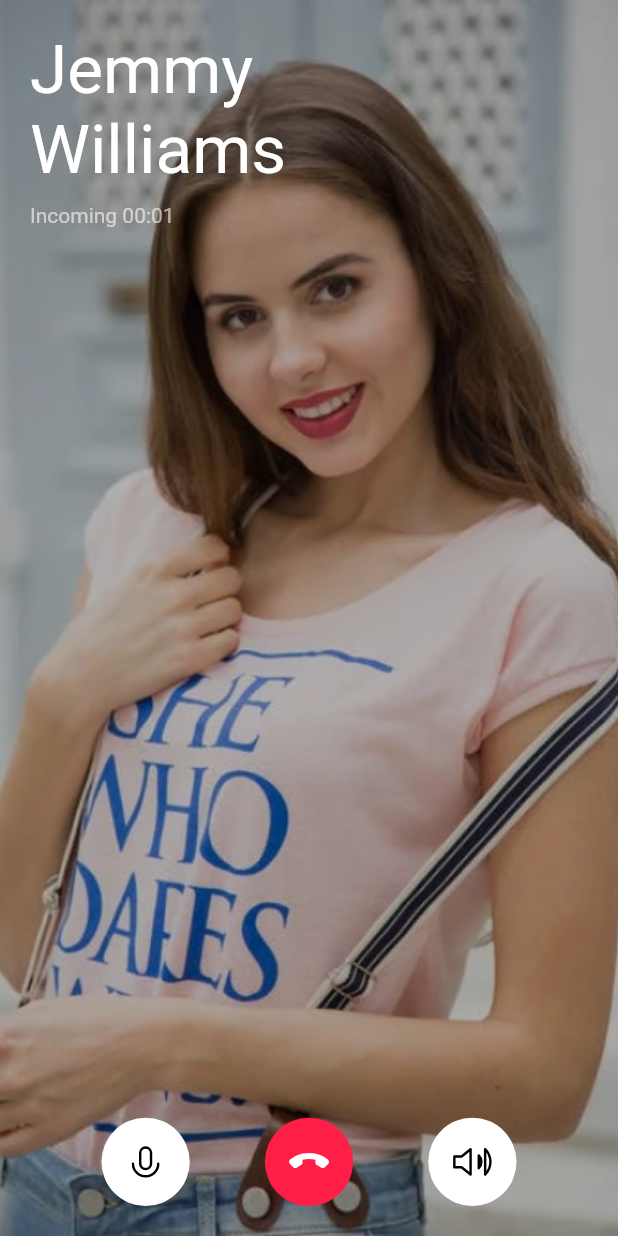
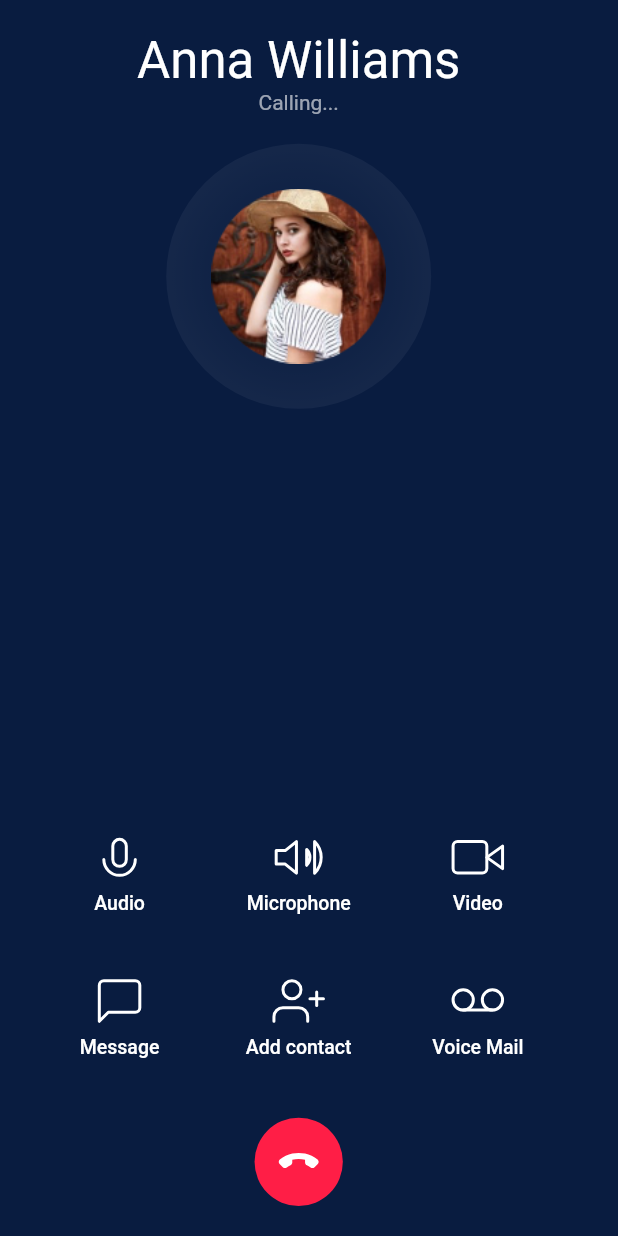
Before and after one commit to everas7/voice_chat_flutter, a Flutter app: the screen it shows after launch, on a phone screen of 412 x 824 dp. Run offline on Flutter 3.47's test engine with Material 2 defaults, Android fonts, the phone set to English and light mode, and no system bars; our stand-ins replace flutter_svg.

Commit message:
Adds dial screen feature

```diff
--- a/lib/main.dart
+++ b/lib/main.dart
@@ -1,6 +1,7 @@
 import 'package:flutter/material.dart';
 
 import 'package:voice_chat_flutter/screens/audioCallWithImage/audio_call_with_image_screen.dart';
+import 'package:voice_chat_flutter/screens/dialScreen/dial_screen.dart';
 
 void main() {
   runApp(MyApp());
@@ -16,7 +17,7 @@ class MyApp extends StatelessWidget {
       theme: ThemeData(
         visualDensity: VisualDensity.adaptivePlatformDensity,
       ),
-      home: AudioCallWithImage(),
+      home: DialScreen(),
     );
   }
 }
--- a/lib/screens/audioCallWithImage/audio_call_with_image_screen.dart
+++ b/lib/screens/audioCallWithImage/audio_call_with_image_screen.dart
@@ -1,14 +1,14 @@
 import 'package:flutter/material.dart';
 
 import '../../size_config.dart';
-import 'components/body.dart';
+import 'components/audio_call_with_image_body.dart';
 
 class AudioCallWithImage extends StatelessWidget {
   @override
   Widget build(BuildContext context) {
     SizeConfig().init(context);
     return Scaffold(
-      body: Body(),
+      body: AudioCallWithImageBody(),
     );
   }
 }
--- a/lib/screens/audioCallWithImage/components/body.dart
+++ b/lib/screens/audioCallWithImage/components/audio_call_with_image_body.dart
@@ -5,7 +5,7 @@ import '../../../size_config.dart';
 import 'package:voice_chat_flutter/components/rounded_button.dart';
 import 'package:voice_chat_flutter/constants.dart' as Constants;
 
-class Body extends StatelessWidget {
+class AudioCallWithImageBody extends StatelessWidget {
   @override
   Widget build(BuildContext context) {
     return Stack(
--- /dev/null
+++ b/lib/screens/dialScreen/components/dial_body.dart
@@ -0,0 +1,76 @@
+import 'package:flutter/material.dart';
+import 'package:flutter_svg/svg.dart';
+
+import 'package:voice_chat_flutter/size_config.dart';
+import 'package:voice_chat_flutter/screens/dialScreen/components/dial_user_picture.dart';
+import 'package:voice_chat_flutter/screens/dialScreen/components/dial_button.dart';
+import 'package:voice_chat_flutter/components/rounded_button.dart';
+import 'package:voice_chat_flutter/constants.dart' as Constants;
+
+class DialBody extends StatelessWidget {
+  @override
+  Widget build(BuildContext context) {
+    return SafeArea(
+      child: Padding(
+        padding: const EdgeInsets.all(20.0),
+        child: Column(
+          children: [
+            Text(
+              "Anna Williams",
+              style: Theme.of(context)
+                  .textTheme
+                  .headline4
+                  .copyWith(color: Colors.white),
+            ),
+            Text("Calling...", style: TextStyle(color: Colors.white60)),
+            VerticalSpacing(),
+            DialUserPicture(image: "assets/images/calling_face.png"),
+            Spacer(),
+            Wrap(
+              alignment: WrapAlignment.spaceBetween,
+              children: [
+                DialButton(
+                  icon: "assets/icons/Icon Mic.svg",
+                  text: "Audio",
+                  onPressed: () {},
+                ),
+                DialButton(
+                  icon: "assets/icons/Icon Volume.svg",
+                  text: "Microphone",
+                  onPressed: () {},
+                ),
+                DialButton(
+                  icon: "assets/icons/Icon Video.svg",
+                  text: "Video",
+                  onPressed: () {},
+                ),
+                DialButton(
+                  icon: "assets/icons/Icon Message.svg",
+                  text: "Message",
+                  onPressed: () {},
+                ),
+                DialButton(
+                  icon: "assets/icons/Icon User.svg",
+                  text: "Add contact",
+                  onPressed: () {},
+                ),
+                DialButton(
+                  icon: "assets/icons/Icon Voicemail.svg",
+                  text: "Voice Mail",
+                  onPressed: () {},
+                ),
+              ],
+            ),
+            VerticalSpacing(),
+            RoundedButton(
+              icon: "assets/icons/call_end.svg",
+              color: Constants.RED_COLOR,
+              iconColor: Colors.white,
+              onPressed: () {},
+            ),
+          ],
+        ),
+      ),
+    );
+  }
+}
--- /dev/null
+++ b/lib/screens/dialScreen/components/dial_button.dart
@@ -0,0 +1,43 @@
+import 'package:flutter/material.dart';
+import 'package:flutter_svg/svg.dart';
+
+import 'package:voice_chat_flutter/size_config.dart';
+
+class DialButton extends StatelessWidget {
+  const DialButton({
+    Key key,
+    @required this.icon,
+    @required this.text,
+    @required this.onPressed,
+  }) : super(key: key);
+
+  final String icon, text;
+  final VoidCallback onPressed;
+
+  @override
+  Widget build(BuildContext context) {
+    return SizedBox(
+      width: getProportionateScreenWidth(120),
+      child: FlatButton(
+        padding: EdgeInsets.symmetric(
+          vertical: getProportionateScreenWidth(20),
+        ),
+        onPressed: onPressed,
+        child: Column(
+          children: [
+            SvgPicture.asset(
+              icon,
+              color: Colors.white,
+              height: 36,
+            ),
+            VerticalSpacing(of: 5),
+            Text(
+              text,
+              style: TextStyle(color: Colors.white, fontSize: 13),
+            )
+          ],
+        ),
+      ),
+    );
+  }
+}
--- /dev/null
+++ b/lib/screens/dialScreen/components/dial_user_picture.dart
@@ -0,0 +1,37 @@
+import 'package:flutter/material.dart';
+
+import 'package:voice_chat_flutter/size_config.dart';
+
+class DialUserPicture extends StatelessWidget {
+  const DialUserPicture({
+    Key key,
+    this.size = 192,
+    @required this.image,
+  }) : super(key: key);
+
+  final double size;
+  final String image;
+
+  @override
+  Widget build(BuildContext context) {
+    return Container(
+      padding: EdgeInsets.all(30 / 192 * size),
+      width: getProportionateScreenWidth(size),
+      height: getProportionateScreenHeight(size),
+      decoration: BoxDecoration(
+        shape: BoxShape.circle,
+        gradient: RadialGradient(
+          colors: [
+            Colors.white.withOpacity(0.02),
+            Colors.white.withOpacity(0.05),
+          ],
+          stops: [0.5, 1],
+        ),
+      ),
+      child: Image.asset(
+        image,
+        fit: BoxFit.fitHeight,
+      ),
+    );
+  }
+}
--- /dev/null
+++ b/lib/screens/dialScreen/dial_screen.dart
@@ -0,0 +1,16 @@
+import 'package:flutter/material.dart';
+
+import 'package:voice_chat_flutter/constants.dart' as Constants;
+import 'package:voice_chat_flutter/screens/dialScreen/components/dial_body.dart';
+import 'package:voice_chat_flutter/size_config.dart';
+
+class DialScreen extends StatelessWidget {
+  @override
+  Widget build(BuildContext context) {
+    SizeConfig().init(context);
+    return Scaffold(
+      backgroundColor: Constants.BACKGROUND_COLOR,
+      body: DialBody(),
+    );
+  }
+}
```
